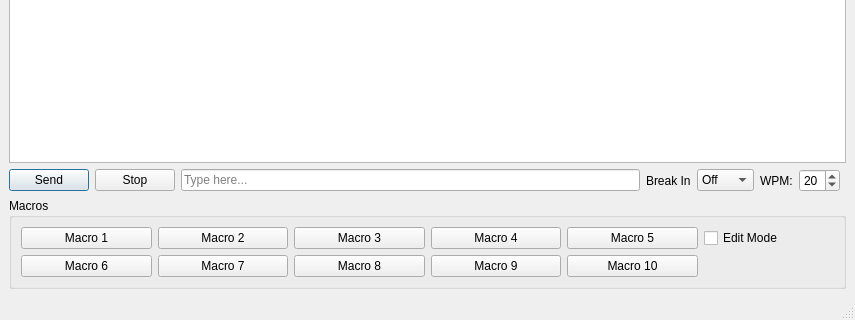
The window that cwsender.ui (adecarolis/wfweb) describes before a commit, drawn with Qt 5; both pictures show x 0 to 855 and y 171 to 491 of the 855 by 491 pixel window.
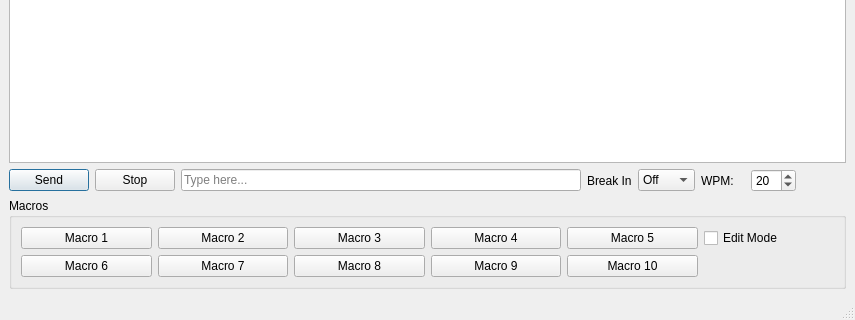
The same window after the commit.

Commit message: Added read/write for break in mode and key speed. Macro buttons working although not saved.

Diff of the .ui file:
```diff
--- a/cwsender.ui
+++ b/cwsender.ui
@@ -137,6 +137,18 @@
     </item>
     <item row="1" column="2">
      <widget class="QLineEdit" name="textToSendEdit">
+      <property name="minimumSize">
+       <size>
+        <width>25</width>
+        <height>0</height>
+       </size>
+      </property>
+      <property name="maximumSize">
+       <size>
+        <width>400</width>
+        <height>16777215</height>
+       </size>
+      </property>
       <property name="maxLength">
        <number>30</number>
       </property>
```
Left out of the diff: 5 changed lines with no effect on the pictures. The commit also changes 7 other files.
